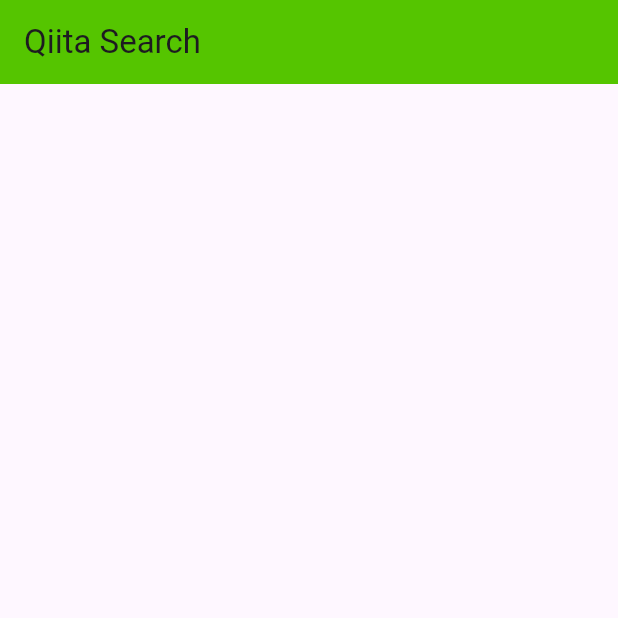
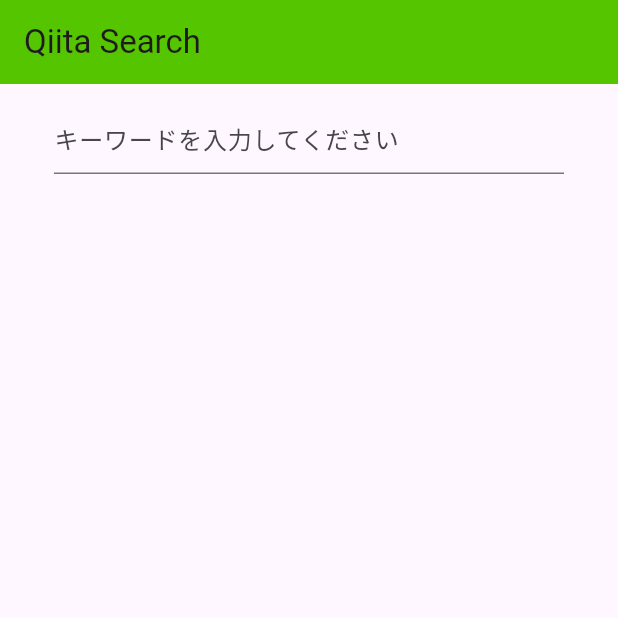
Before and after one commit to kkoto-official/qiita_handson, a Flutter app: the screen it shows after launch, on a phone screen of 412 x 824 dp, the top half of it. Run offline on Flutter 3.47's test engine with Material 3 defaults, Android fonts, the phone set to English and light mode, and no system bars; our stand-ins replace flutter_dotenv.

Commit message:
検索ボックスの作成

```diff
--- a/lib/screens/search_screen.dart
+++ b/lib/screens/search_screen.dart
@@ -12,14 +12,39 @@
 }
 
 class _SearchScreenState extends State<SearchScreen> {
+  List<Article> articles = [];
+
   @override
   Widget build(BuildContext context) {
     return Scaffold(
       appBar: AppBar(
         title: const Text('Qiita Search'),
       ),
-      body: Container(),
-    );
+      body: Column(
+        children: [
+          // 検索ボックス
+          Padding(
+            padding: const EdgeInsets.symmetric(
+              vertical: 12,
+              horizontal: 36,
+            ),
+            child: TextField(
+              style: TextStyle(
+                fontSize: 16,
+                color: Colors.black,
+              ),
+              decoration: InputDecoration( // プレースホルダー
+                hintText: 'キーワードを入力してください',
+              ),
+              onSubmitted: (String value) async { // サブミットされたときに呼ばれる
+                final results = await searchQiita(value);
+                setState(() => articles = results);
+              },
+            ),
+          ),
+        ],
+        ),
+      );
   }
 }
 
```
